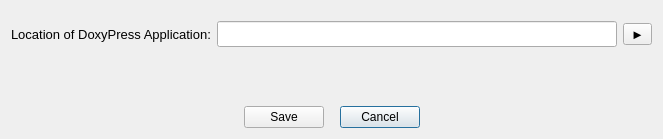
First picture: the form in forms/dialog_editcfg.ui, repository copperspice/doxypressapp, before the edit.
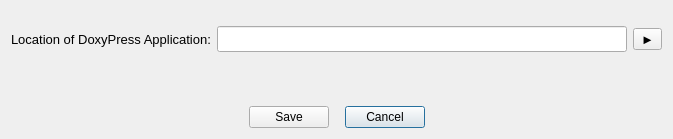
Second picture: the form after the edit.

Diff of the .ui file:
```diff
--- a/forms/dialog_editcfg.ui
+++ b/forms/dialog_editcfg.ui
@@ -9,7 +9,7 @@
    <rect>
     <x>0</x>
     <y>0</y>
-    <width>655</width>
+    <width>673</width>
     <height>139</height>
    </rect>
   </property>
@@ -31,7 +31,7 @@
      <property name="sizeHint" stdset="0">
       <size>
        <width>20</width>
-       <height>10</height>
+       <height>15</height>
       </size>
      </property>
     </spacer>
@@ -90,7 +90,7 @@
      <property name="sizeHint" stdset="0">
       <size>
        <width>20</width>
-       <height>40</height>
+       <height>30</height>
       </size>
      </property>
     </spacer>
```
